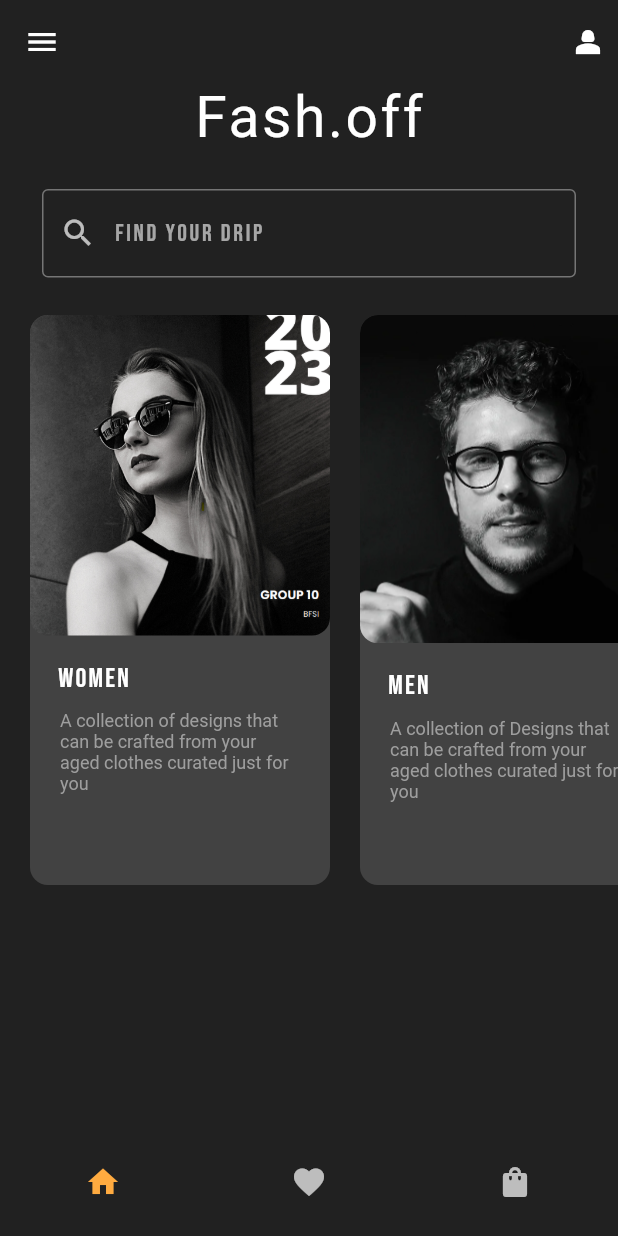
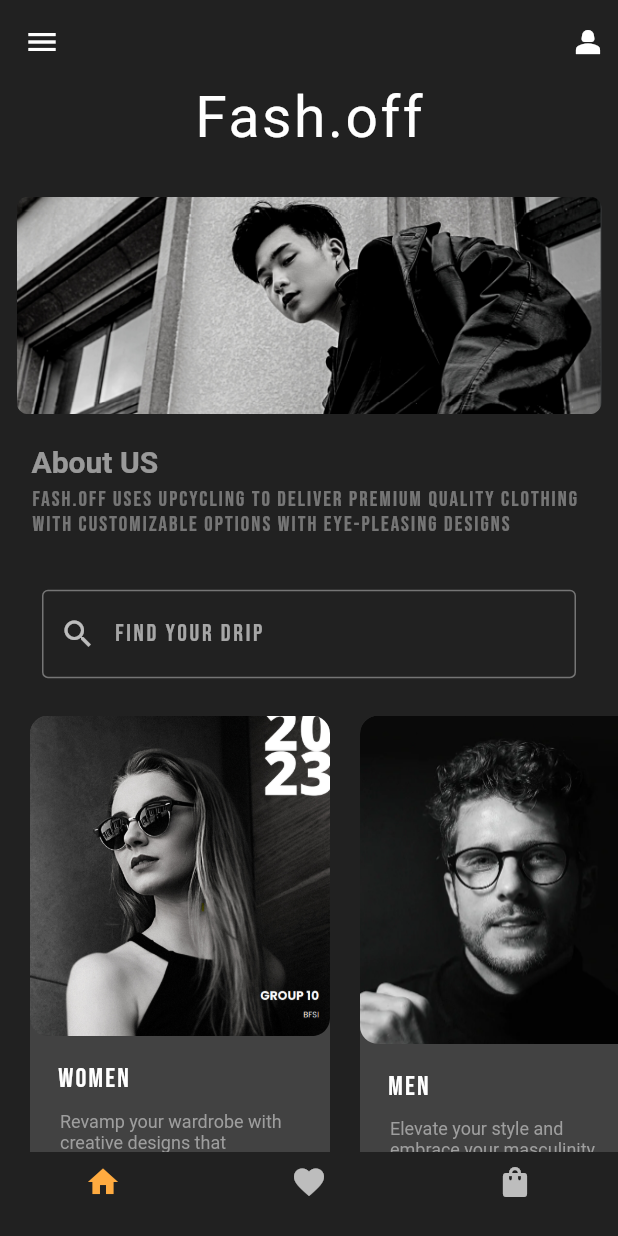
Before and after one commit to ParthBadkul/fash0ff, a Flutter app: the screen it shows after launch, on a phone screen of 412 x 824 dp. Run offline on Flutter 3.47's test engine with Material 2 defaults, Android fonts, the phone set to English and light mode, and no system bars; our stand-ins replace font_awesome_flutter, google_fonts; Roboto replaces fonts that are missing (Amaranth, Besley).

Commit message:
About us Page

```diff
--- a/lib/main.dart
+++ b/lib/main.dart
@@ -14,6 +14,7 @@ class MyApp extends StatelessWidget {
         theme: ThemeData(
           brightness: Brightness.dark,
           primarySwatch: Colors.orange,
+          accentColor: Colors.transparent,
         ),
         title: 'Material App',
         home: HomePage());
--- a/lib/screens/hoepage.dart
+++ b/lib/screens/hoepage.dart
@@ -1,6 +1,7 @@
 import 'package:fashoff/utils/clothing.dart';
 import 'package:flutter/material.dart';
 import 'package:google_fonts/google_fonts.dart';
+import 'package:font_awesome_flutter/font_awesome_flutter.dart';
 
 class HomePage extends StatefulWidget {
   const HomePage({super.key});
@@ -44,7 +45,8 @@ Widget _buildScrollable(BuildContext context) {
   return CustomScrollView(
     slivers: [
       SliverList(
-          delegate: SliverChildListDelegate([
+        delegate: SliverChildListDelegate(
+          [
             Center(
               child: Padding(
                 padding: EdgeInsets.symmetric(horizontal: 8.0),
@@ -58,7 +60,49 @@ Widget _buildScrollable(BuildContext context) {
               ),
             ),
             SizedBox(
-          height: 25,
+              height: 30,
+            ),
+            Padding(
+              padding: const EdgeInsets.symmetric(horizontal: 11.0),
+              child: Column(
+                crossAxisAlignment: CrossAxisAlignment.start,
+                children: [
+                  ClipRRect(
+                    borderRadius: BorderRadius.circular(8),
+                    child: Image.asset(
+                      'images/3.png',
+                    ),
+                  ),
+                  const SizedBox(
+                    height: 20,
+                  ),
+                  Padding(
+                    padding: const EdgeInsets.symmetric(horizontal: 10.0),
+                    child: Text(
+                      'About US',
+                      style: GoogleFonts.amaranth(
+                        fontSize: 20,
+                        fontWeight: FontWeight.bold,
+                        color: Colors.white54,
+                      ),
+                    ),
+                  ),
+                  Padding(
+                    padding:
+                        const EdgeInsets.symmetric(horizontal: 10, vertical: 5),
+                    child: Text(
+                      'Fash.Off uses upcycling to deliver premium quality clothing with Customizable options with Eye-Pleasing Designs',
+                      style: GoogleFonts.bebasNeue(
+                          fontSize: 14,
+                          color: Colors.white38,
+                          letterSpacing: 1.4),
+                    ),
+                  )
+                ],
+              ),
+            ),
+            SizedBox(
+              height: 30,
             ),
             Padding(
               padding: const EdgeInsets.symmetric(horizontal: 28.0),
@@ -91,32 +135,49 @@ Widget _buildScrollable(BuildContext context) {
                       imageURL: 'images/1.png',
                       text: 'Women',
                       data:
-                      'A collection of designs that can be crafted from your aged clothes curated just for you'),
+                          'Revamp your wardrobe with creative designs that accentuate your femininity, using your old clothes'),
                   ClothTile(
                     imageURL: 'images/2.png',
                     text: 'Men',
                     data:
-                    'A collection of Designs that can be crafted from your aged clothes curated just for you',
+                        'Elevate your style and embrace your masculinity with unique designs crafted from your old clothing.',
                   ),
                 ],
               ),
             ),
-        SizedBox(
-          height: 25,
+            const SizedBox(
+              height: 15,
+            ),
+
+            Row(
+              mainAxisAlignment: MainAxisAlignment.center,
+              children: [
+                const Expanded(
+                  child: Divider(
+                    thickness: 1.2,
+                    color: Colors.white12,
+                    indent: 2,
+                  ),
                 ),
                 Padding(
-          padding: const EdgeInsets.all(8.0),
-          child: Row(
-            children: [
-              Container(
-                height: 600,
-                width: 40,
-                // color: Colors.amber,
-              )
+                  padding: const EdgeInsets.symmetric(horizontal: 18.0),
+                  child: Text(
+                    'Categories',
+                    style: GoogleFonts.anekLatin(),
+                  ),
+                ),
+                const Expanded(
+                  child: Divider(
+                    color: Colors.white12,
+                    thickness: 1.2,
+                    endIndent: 2,
+                  ),
+                ),
               ],
             ),
+          ],
         ),
-      ]))
+      )
     ],
   );
 }
--- a/lib/utils/clothing.dart
+++ b/lib/utils/clothing.dart
@@ -28,6 +28,9 @@ class ClothTile extends StatelessWidget {
               borderRadius: BorderRadius.circular(12),
               child: Image.asset(imageURL),
             ),
+            Column(
+              crossAxisAlignment: CrossAxisAlignment.start,
+              children: [
                 Padding(
                   padding: const EdgeInsets.only(
                     left: 18.0,
@@ -43,8 +46,8 @@ class ClothTile extends StatelessWidget {
                   ),
                 ),
                 Padding(
-              padding:
-                  const EdgeInsets.symmetric(horizontal: 20.0, vertical: 10),
+                  padding: const EdgeInsets.symmetric(
+                      horizontal: 20.0, vertical: 10),
                   child: Text(
                     data,
                     style: GoogleFonts.besley(
@@ -54,6 +57,8 @@ class ClothTile extends StatelessWidget {
                   ),
                 )
               ],
+            )
+          ],
         ),
       ),
     );
--- a/pubspec.yaml
+++ b/pubspec.yaml
@@ -36,6 +36,7 @@ dependencies:
   # Use with the CupertinoIcons class for iOS style icons.
   cupertino_icons: ^1.0.2
   google_fonts: ^4.0.3
+  font_awesome_flutter: ^10.4.0
 
 dev_dependencies:
   flutter_test:
```
Also changed, not shown: images/3.png (added), pubspec.lock. Lines whose indentation alone changed are shown as unchanged.
